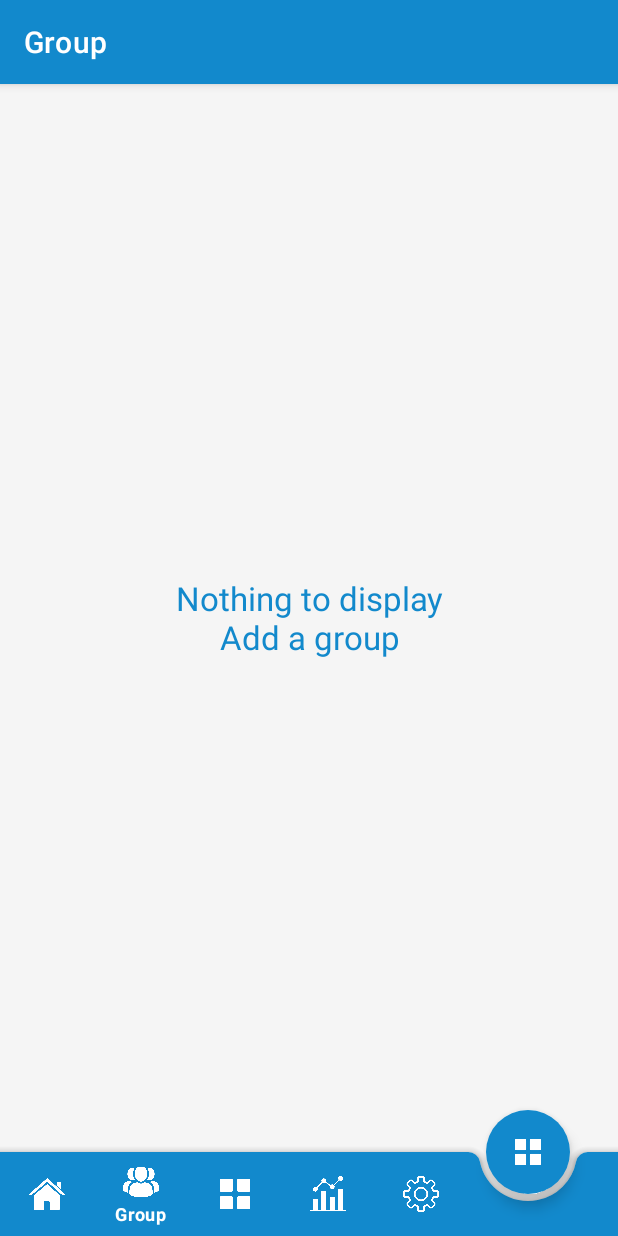
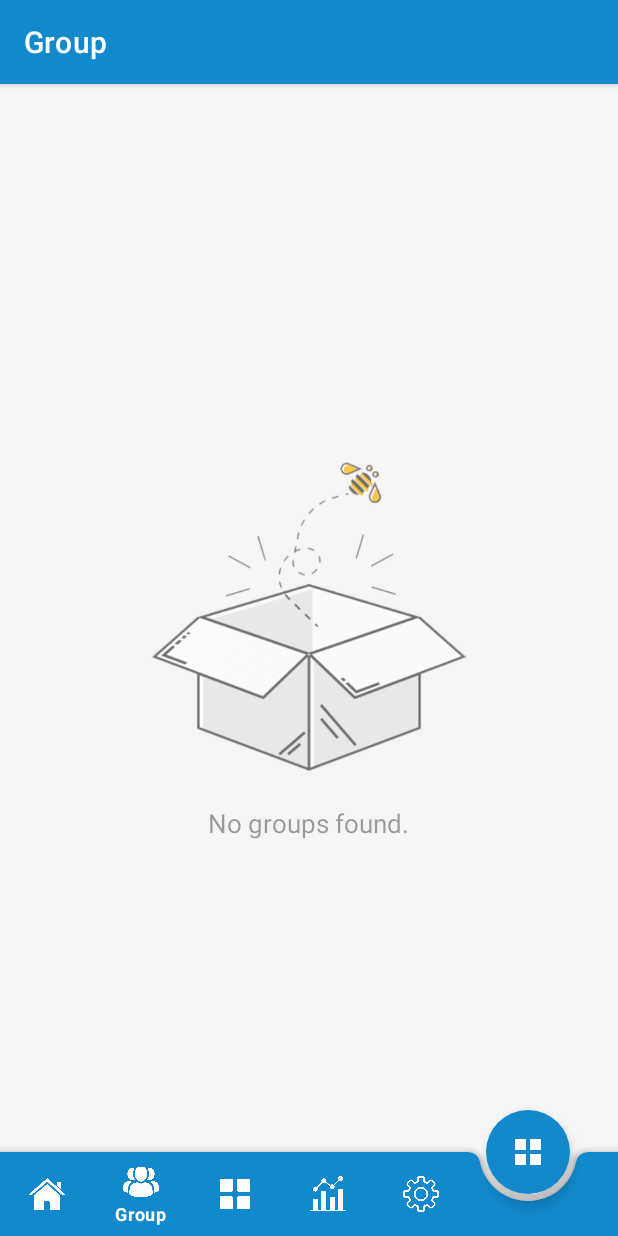
Before and after one commit to SinghJitender/XpensManager, an Android app: the Group screen opened through its navigation route, on a phone screen of 412 x 824 dp. Run offline under Robolectric (Android 15) with nearby library versions, the phone set to English and light mode, and no system bars; our stand-ins replace navigation-ui; libraries missing offline, so code that uses them is left out: xyz.sangcomz.stickytimelineview; 6 statements that could not run were skipped.

Commit message:
UI Improvements

```diff
--- a/app/src/main/res/layout/fragment_group_all_expense.xml
+++ b/app/src/main/res/layout/fragment_group_all_expense.xml
@@ -10,17 +10,32 @@
             android:layout_width="match_parent"
             android:layout_height="match_parent"
             />
+    <RelativeLayout
+        android:id="@+id/emptyView"
+        android:layout_width="match_parent"
+        android:layout_height="match_parent">
+        <ImageView
+            android:id="@+id/emptyImage"
+            android:layout_width="350dp"
+            android:layout_height="350dp"
+            android:layout_centerInParent="true"
+            android:alpha="0.7"
+            android:scaleType="centerCrop"
+            android:src="@drawable/empty_state" />
 
         <TextView
-        android:id="@+id/emptyView"
-        android:layout_width="match_parent"
-        android:layout_height="match_parent"
-        android:layout_gravity="center"
-        android:textSize="22sp"
+            android:id="@+id/emptyText"
+            android:layout_width="350dp"
+            android:layout_height="wrap_content"
+            android:layout_below="@id/emptyImage"
+            android:layout_centerInParent="true"
+            android:layout_centerVertical="true"
+            android:layout_marginTop="-50dp"
             android:gravity="center"
-        android:visibility="gone"
-        android:textColor="@color/theme_blue_variant"
-        android:text="Nothing to display\nAdd a group"
-        />
+            android:textSize="17sp"
+            android:alpha="0.7"
+            android:text="No groups found." />
+
+</RelativeLayout>
 
 </FrameLayout>
```
Lines whose indentation alone changed are shown as unchanged.
